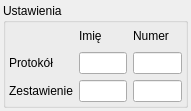
Qt form gui/ui/SettingsWidget.ui (k4zz/Anatoole) before a commit.
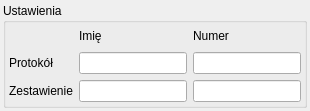
The same form after that commit.

Diff of the .ui file:
```diff
--- a/gui/ui/SettingsWidget.ui
+++ b/gui/ui/SettingsWidget.ui
@@ -6,10 +6,16 @@
    <rect>
     <x>0</x>
     <y>0</y>
-    <width>191</width>
+    <width>310</width>
     <height>111</height>
    </rect>
   </property>
+  <property name="sizePolicy">
+   <sizepolicy hsizetype="Minimum" vsizetype="Preferred">
+    <horstretch>0</horstretch>
+    <verstretch>0</verstretch>
+   </sizepolicy>
+  </property>
   <property name="windowTitle">
    <string>Form</string>
   </property>
@@ -28,6 +34,12 @@
    </property>
    <item>
     <widget class="QGroupBox" name="gbSettings">
+     <property name="sizePolicy">
+      <sizepolicy hsizetype="Minimum" vsizetype="Preferred">
+       <horstretch>0</horstretch>
+       <verstretch>0</verstretch>
+      </sizepolicy>
+     </property>
      <property name="title">
       <string>Ustawienia</string>
      </property>
```
